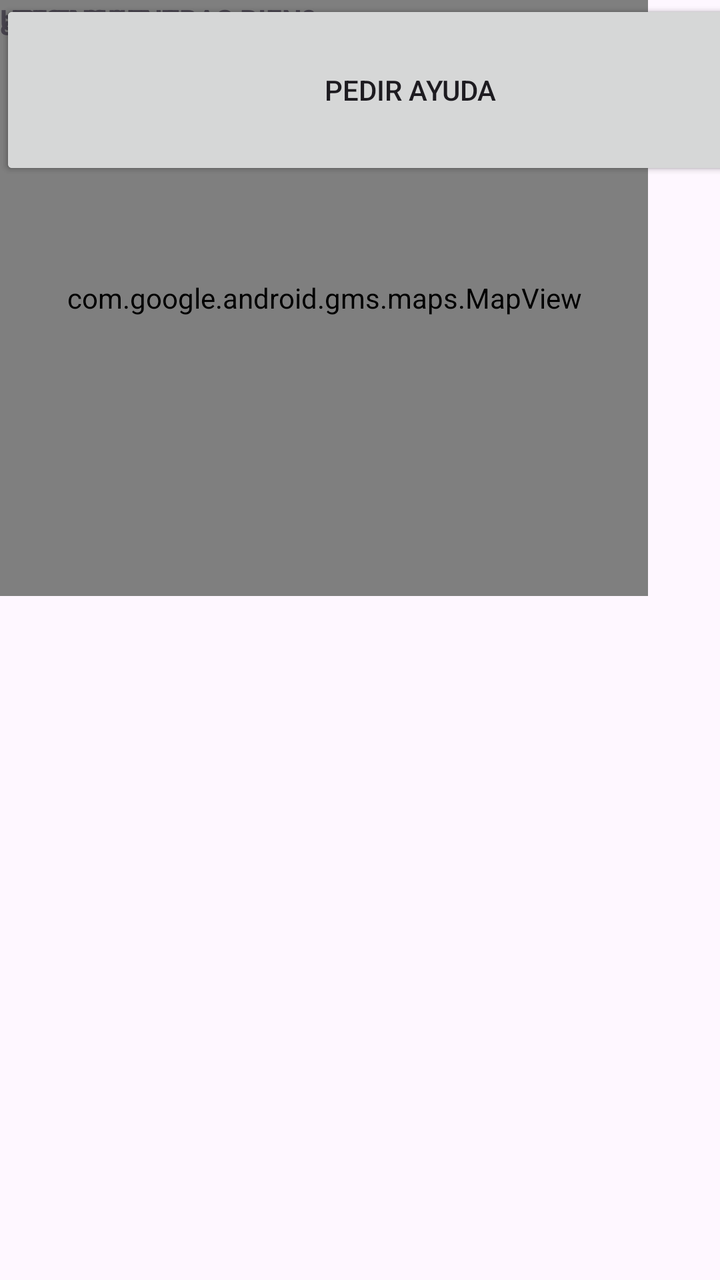
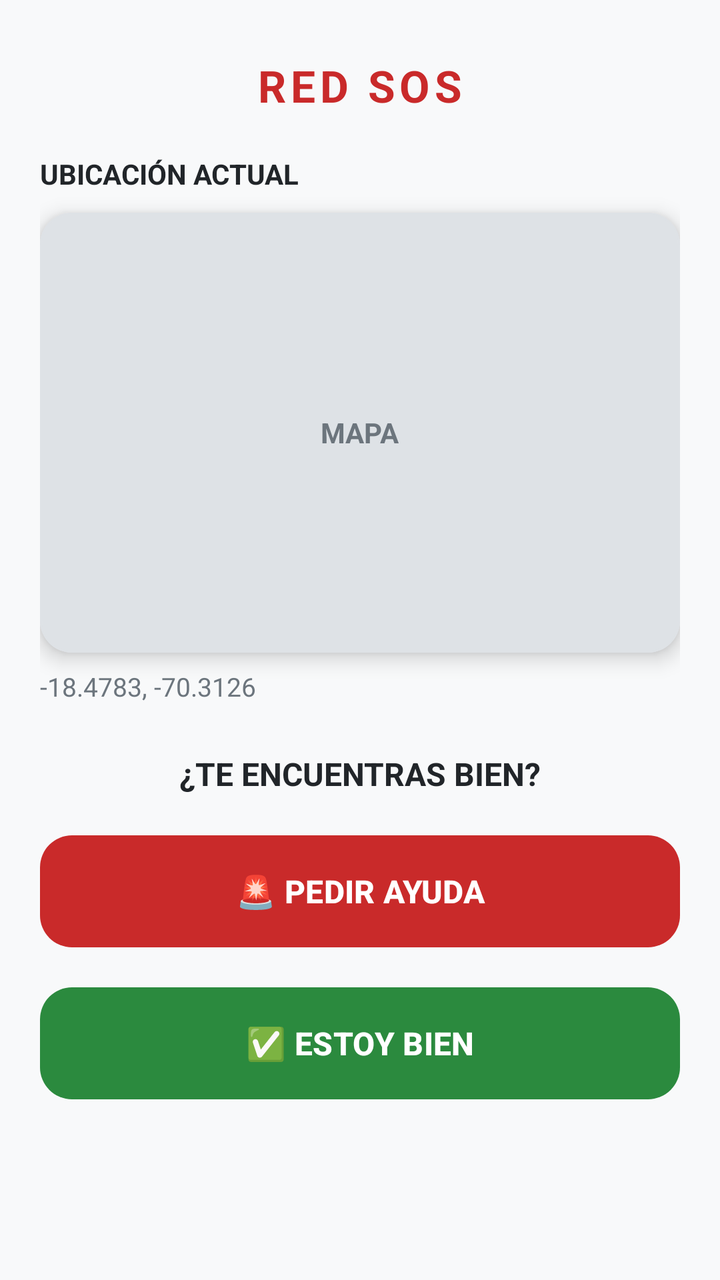

Screens rendered from an Android XML layout before and after an edit, with the pre-edit source and the edit as a unified diff.
<!-- AndroidManifest.xml: application theme Theme.RedSOS -->
<!-- res/layout/activity_main.xml -->
<?xml version="1.0" encoding="utf-8"?>
<androidx.constraintlayout.widget.ConstraintLayout xmlns:android="http://schemas.android.com/apk/res/android"
    xmlns:app="http://schemas.android.com/apk/res-auto"
    xmlns:tools="http://schemas.android.com/tools"
    android:id="@+id/main"
    android:layout_width="match_parent"
    android:layout_height="match_parent"
    tools:context=".MainActivity">

    <Button
        android:id="@+id/btnbn"
        android:layout_width="410dp"
        android:layout_height="90dp"
        android:text="Estoy Bien"
        tools:layout_editor_absoluteX="0dp"
        tools:layout_editor_absoluteY="639dp" />

    <com.google.android.gms.maps.MapView
        android:id="@+id/map"
        android:layout_width="324dp"
        android:layout_height="298dp"
        tools:layout_editor_absoluteX="43dp"
        tools:layout_editor_absoluteY="160dp" />

    <Button
        android:id="@+id/btnayuda"
        android:layout_width="410dp"
        android:layout_height="90dp"
        android:text="Pedir Ayuda"
        app:iconTint="@color/black"
        app:rippleColor="#E00B0B"
        tools:layout_editor_absoluteX="0dp"
        tools:layout_editor_absoluteY="549dp" />

    <TextView
        android:id="@+id/ubi"
        android:layout_width="wrap_content"
        android:layout_height="wrap_content"
        android:text="Ubicacion"
        android:textAllCaps="true"
        android:textStyle="bold"
        tools:layout_editor_absoluteX="168dp"
        tools:layout_editor_absoluteY="128dp" />

    <TextView
        android:id="@+id/estado"
        android:layout_width="167dp"
        android:layout_height="23dp"
        android:text="¿Te encuentras bien?"
        android:textAllCaps="true"
        android:textStyle="bold"
        tools:layout_editor_absoluteX="122dp"
        tools:layout_editor_absoluteY="526dp" />

</androidx.constraintlayout.widget.ConstraintLayout>
<!-- resources referenced by this layout -->
<resources>
  <color name="black">#FF000000</color>
  <style name="Theme.RedSOS" parent="Base.Theme.RedSOS" />
  <style name="Base.Theme.RedSOS" parent="Theme.Material3.DayNight.NoActionBar">
          
          
      </style>
</resources>

<!-- the commit's change to res/layout/activity_main.xml (unified diff, before → after) -->
@@ -1,55 +1,136 @@
 <?xml version="1.0" encoding="utf-8"?>
-<androidx.constraintlayout.widget.ConstraintLayout xmlns:android="http://schemas.android.com/apk/res/android"
+<ScrollView
+    xmlns:android="http://schemas.android.com/apk/res/android"
     xmlns:app="http://schemas.android.com/apk/res-auto"
     xmlns:tools="http://schemas.android.com/tools"
-    android:id="@+id/main"
     android:layout_width="match_parent"
     android:layout_height="match_parent"
-    tools:context=".MainActivity">
+    android:background="@color/neutral_light"
+    android:fillViewport="true">
 
-    <Button
-        android:id="@+id/btnbn"
-        android:layout_width="410dp"
-        android:layout_height="90dp"
-        android:text="Estoy Bien"
-        tools:layout_editor_absoluteX="0dp"
-        tools:layout_editor_absoluteY="639dp" />
+    <androidx.constraintlayout.widget.ConstraintLayout
+        android:id="@+id/main"
+        android:layout_width="match_parent"
+        android:layout_height="wrap_content"
+        android:padding="20dp"
+        tools:context=".MainActivity">
 
-    <com.google.android.gms.maps.MapView
-        android:id="@+id/map"
-        android:layout_width="324dp"
-        android:layout_height="298dp"
-        tools:layout_editor_absoluteX="43dp"
-        tools:layout_editor_absoluteY="160dp" />
+        
+        <TextView
+            android:id="@+id/tituloApp"
+            android:layout_width="wrap_content"
+            android:layout_height="wrap_content"
+            android:text="RED SOS"
+            android:textColor="@color/status_red"
+            android:textSize="22sp"
+            android:textStyle="bold"
+            android:letterSpacing="0.1"
+            app:layout_constraintTop_toTopOf="parent"
+            app:layout_constraintStart_toStartOf="parent"
+            app:layout_constraintEnd_toEndOf="parent"
+            android:layout_marginTop="8dp" />
 
-    <Button
-        android:id="@+id/btnayuda"
-        android:layout_width="410dp"
-        android:layout_height="90dp"
-        android:text="Pedir Ayuda"
-        app:iconTint="@color/black"
-        app:rippleColor="#E00B0B"
-        tools:layout_editor_absoluteX="0dp"
-        tools:layout_editor_absoluteY="549dp" />
+        
+        <TextView
+            android:id="@+id/ubi"
+            android:layout_width="wrap_content"
+            android:layout_height="wrap_content"
+            android:text="UBICACIÓN ACTUAL"
+            android:textColor="@color/text_primary"
+            android:textStyle="bold"
+            android:textSize="14sp"
+            app:layout_constraintTop_toBottomOf="@id/tituloApp"
+            app:layout_constraintStart_toStartOf="parent"
+            android:layout_marginTop="20dp" />
 
-    <TextView
-        android:id="@+id/ubi"
-        android:layout_width="wrap_content"
-        android:layout_height="wrap_content"
-        android:text="Ubicacion"
-        android:textAllCaps="true"
-        android:textStyle="bold"
-        tools:layout_editor_absoluteX="168dp"
-        tools:layout_editor_absoluteY="128dp" />
+        
+        <com.google.android.material.card.MaterialCardView
+            android:id="@+id/cardMapa"
+            android:layout_width="0dp"
+            android:layout_height="220dp"
+            app:cardCornerRadius="16dp"
+            app:cardElevation="6dp"
+            app:strokeColor="@color/neutral_border"
+            app:strokeWidth="1dp"
+            app:layout_constraintTop_toBottomOf="@id/ubi"
+            app:layout_constraintStart_toStartOf="parent"
+            app:layout_constraintEnd_toEndOf="parent"
+            android:layout_marginTop="10dp">
 
-    <TextView
-        android:id="@+id/estado"
-        android:layout_width="167dp"
-        android:layout_height="23dp"
-        android:text="¿Te encuentras bien?"
-        android:textAllCaps="true"
-        android:textStyle="bold"
-        tools:layout_editor_absoluteX="122dp"
-        tools:layout_editor_absoluteY="526dp" />
+            <View
+                android:id="@+id/map"
+                android:layout_width="match_parent"
+                android:layout_height="match_parent"
+                android:background="@color/neutral_border" />
 
-</androidx.constraintlayout.widget.ConstraintLayout>
+            <TextView
+                android:layout_width="wrap_content"
+                android:layout_height="wrap_content"
+                android:layout_gravity="center"
+                android:text="MAPA"
+                android:textColor="@color/text_secondary"
+                android:textSize="14sp"
+                android:textStyle="bold" />
+        </com.google.android.material.card.MaterialCardView>
+
+        
+        <TextView
+            android:id="@+id/coordenadas"
+            android:layout_width="wrap_content"
+            android:layout_height="wrap_content"
+            android:text="-18.4783, -70.3126"
+            android:textColor="@color/text_secondary"
+            android:textSize="13sp"
+            app:layout_constraintTop_toBottomOf="@id/cardMapa"
+            app:layout_constraintStart_toStartOf="parent"
+            android:layout_marginTop="8dp" />
+
+        
+        <TextView
+            android:id="@+id/estado"
+            android:layout_width="wrap_content"
+            android:layout_height="wrap_content"
+            android:text="¿TE ENCUENTRAS BIEN?"
+            android:textColor="@color/text_primary"
+            android:textStyle="bold"
+            android:textSize="16sp"
+            app:layout_constraintTop_toBottomOf="@id/coordenadas"
+            app:layout_constraintStart_toStartOf="parent"
+            app:layout_constraintEnd_toEndOf="parent"
+            android:layout_marginTop="24dp" />
+
+        
+        <com.google.android.material.button.MaterialButton
+            android:id="@+id/btnayuda"
+            android:layout_width="0dp"
+            android:layout_height="64dp"
+            android:layout_marginTop="16dp"
+            android:text="🚨 PEDIR AYUDA"
+            android:textColor="@color/white"
+            android:textSize="16sp"
+            android:textStyle="bold"
+            app:cornerRadius="16dp"
+            app:backgroundTint="@color/status_red"
+            app:layout_constraintTop_toBottomOf="@id/estado"
+            app:layout_constraintStart_toStartOf="parent"
+            app:layout_constraintEnd_toEndOf="parent" />
+
+        
+        <com.google.android.material.button.MaterialButton
+            android:id="@+id/btnbn"
+            android:layout_width="0dp"
+            android:layout_height="64dp"
+            android:layout_marginTop="12dp"
+            android:layout_marginBottom="12dp"
+            android:text="✅ ESTOY BIEN"
+            android:textColor="@color/white"
+            android:textSize="16sp"
+            android:textStyle="bold"
+            app:cornerRadius="16dp"
+            app:backgroundTint="@color/status_green"
+            app:layout_constraintTop_toBottomOf="@id/btnayuda"
+            app:layout_constraintStart_toStartOf="parent"
+            app:layout_constraintEnd_toEndOf="parent" />
+
+    </androidx.constraintlayout.widget.ConstraintLayout>
+</ScrollView>
<!-- resource entries referenced after the edit -->
@@ -1,6 +1,12 @@
 <!-- resources referenced by this layout -->
 <resources>
-  <color name="black">#FF000000</color>
+  <color name="neutral_border">#DEE2E6</color>
+  <color name="neutral_light">#F8F9FA</color>
+  <color name="status_green">#2B8A3E</color>
+  <color name="status_red">#C92A2A</color>
+  <color name="text_primary">#212529</color>
+  <color name="text_secondary">#6C757D</color>
+  <color name="white">#FFFFFF</color>
   <style name="Theme.RedSOS" parent="Base.Theme.RedSOS" />
   <style name="Base.Theme.RedSOS" parent="Theme.Material3.DayNight.NoActionBar">
           
